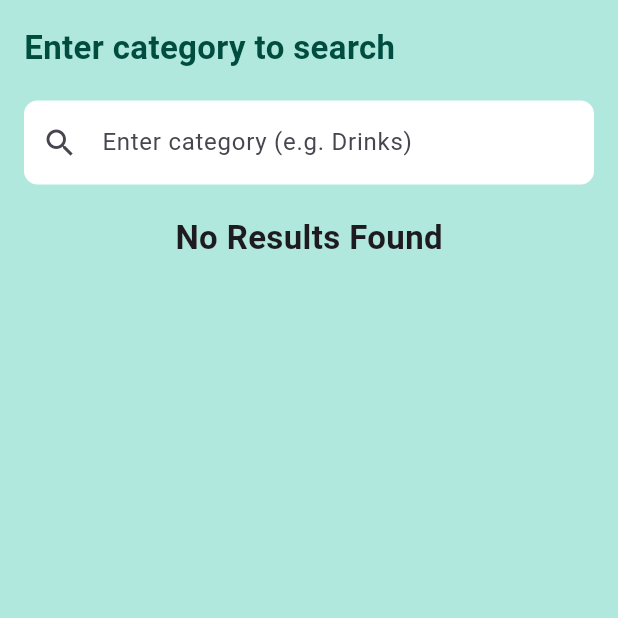
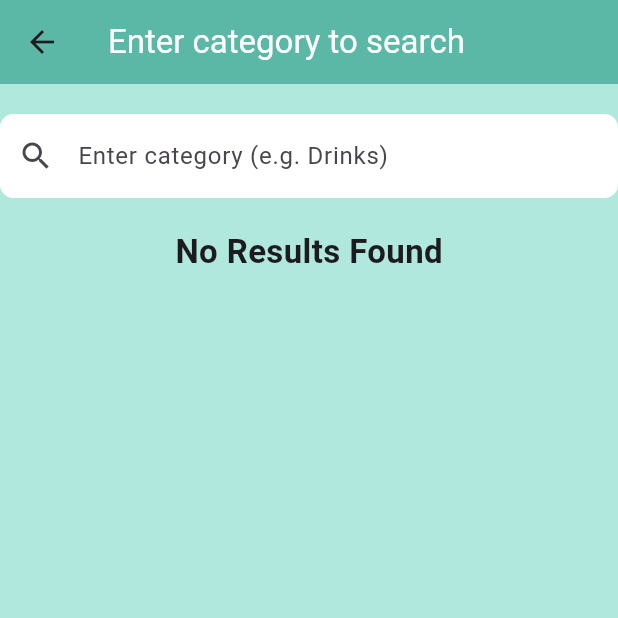
Before and after one commit to leviticuz/budgy, a Flutter app: the Seachbarout screen opened directly, on a phone screen of 412 x 824 dp, the top half of it. Run offline on Flutter 3.47's test engine with Material 3 defaults, Android fonts, the light colour scheme and no system bars; our stand-ins replace firebase_core, firebase_database, fl_chart, pie_chart, shared_preferences, sqflite; missing offline and left inert: capstonezz; accounts and stored records are empty.

Commit message:
Keyboard/searchInAppbar

```diff
--- a/lib/add_item.dart
+++ b/lib/add_item.dart
@@ -249,6 +249,7 @@ class _AddItemScreenState extends State<AddItemScreen> {
                         border: InputBorder.none,
                         errorText: _quantityError,
                       ),
+                      keyboardType: TextInputType.numberWithOptions(decimal: true),
                       inputFormatters: [
                         FilteringTextInputFormatter.digitsOnly,
                         LengthLimitingTextInputFormatter(4),
--- a/lib/seachBarOut.dart
+++ b/lib/seachBarOut.dart
@@ -1,3 +1,4 @@
+
 import 'package:Budgy/dummyItems.dart';
 import 'package:flutter/material.dart';
 import 'package:firebase_database/firebase_database.dart';
@@ -117,17 +118,17 @@ class _SeachbaroutState extends State<Seachbarout> {
     return Scaffold(
       body: Container(
         color: Color(0xFFB1E8DE),
-        child: Padding(
-          padding: EdgeInsets.all(16),
           child: Column(
             mainAxisAlignment: MainAxisAlignment.start,
             crossAxisAlignment: CrossAxisAlignment.start,
             children: [
-              Text("Enter category to search", style: TextStyle(
-                color: Colors.teal.shade900,
-                fontSize: 22.0,
-                fontWeight: FontWeight.bold,
-              )),
+              AppBar(
+                backgroundColor: Color(0xFF5BB7A6),
+                title: Text("Enter category to search", style: TextStyle(
+                  color: Colors.white,
+                )),
+              ),
+
               SizedBox(height: 20),
               TextField(
                 onChanged: (value) => updateCategory(value),
@@ -222,7 +223,6 @@ class _SeachbaroutState extends State<Seachbarout> {
               ),
             ],
           ),
-        ),
       ),
     );
   }
--- a/pubspec.yaml
+++ b/pubspec.yaml
@@ -72,6 +72,7 @@ flutter:
   assets:
     - assets/UpdatedLogo.png
 
+
   # The following line ensures that the Material Icons font is
   # included with your application, so that you can use the icons in
   # the material Icons class.
```
Also changed, not shown: lib/dashboard.dart (+37 -10 lines), lib/bar.dart (line endings or trailing spaces), lib/expsenseSummary.dart (line endings or trailing spaces), lib/homeTab.dart (line endings or trailing spaces).
